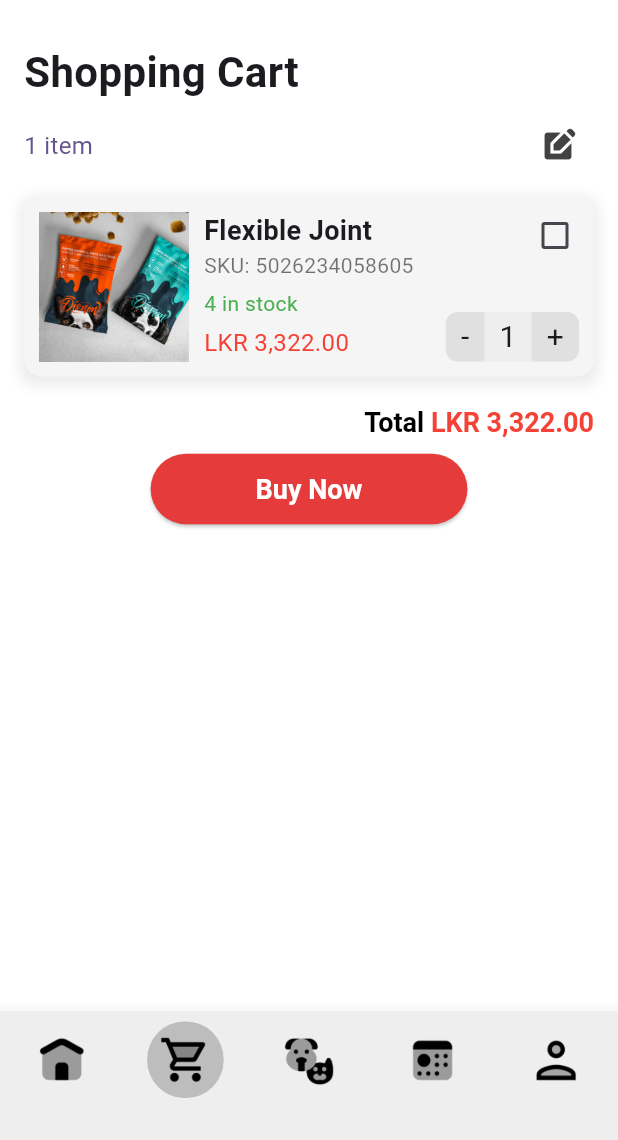
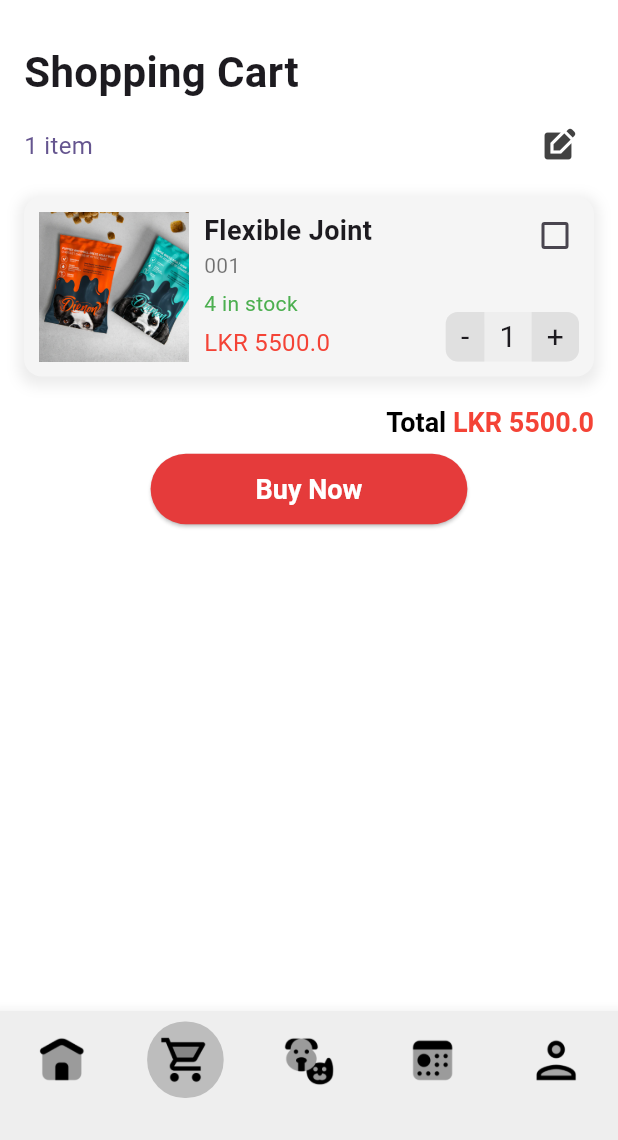
Before and after one commit to Shaliha07/petshop, a Flutter app: the CartPage screen opened directly, on a phone screen of 412 x 824 dp, the part 96-1236 px from its top. Run offline on Flutter 3.47's test engine with Material 3 defaults, Android fonts, the phone set to English and light mode, and no system bars.

Commit message:
Att change done in products_page.dart , itempage, cartPage, checkoutPage,and servicesPage.

```diff
--- a/lib/cart_page.dart
+++ b/lib/cart_page.dart
@@ -13,6 +13,13 @@ class _CartPageState extends State<CartPage> {
   int quantity = 1;
   bool isSelected = false;
   int currentIndex = 1;
+
+  final String imageUrl = 'images/product.jpg';
+  final String productID = '001';
+  final String productName = 'Flexible Joint';
+  int stockQuantity = 4;
+  final double productPrice = 5500.00;
+  final double totalPrice = 5500.00;
 
   @override
   Widget build(BuildContext context) {
@@ -81,7 +88,7 @@ class _CartPageState extends State<CartPage> {
                       mainAxisAlignment: MainAxisAlignment.spaceBetween,
                       children: [
                         Text(
-                          '1 item',
+                          '$quantity item',
                           style: const TextStyle(
                             fontSize: 16,
                             color: Color(0xff65558F),
@@ -115,7 +122,7 @@ class _CartPageState extends State<CartPage> {
                             crossAxisAlignment: CrossAxisAlignment.start,
                             children: [
                               Image.asset(
-                                'images/product.jpg',
+                                imageUrl,
                                 width: 100,
                                 height: 100,
                                 fit: BoxFit.cover,
@@ -126,14 +133,14 @@ class _CartPageState extends State<CartPage> {
                                   crossAxisAlignment: CrossAxisAlignment.start,
                                   children: [
                                     Text(
-                                      'Flexible Joint',
+                                      productName,
                                       style: const TextStyle(
                                         fontSize: 18,
                                         fontWeight: FontWeight.bold,
                                       ),
                                     ),
                                     Text(
-                                      'SKU: 5026234058605',
+                                      productID,
                                       style: const TextStyle(
                                         fontSize: 14,
                                         color: Colors.black54,
@@ -141,7 +148,7 @@ class _CartPageState extends State<CartPage> {
                                     ),
                                     const SizedBox(height: 5),
                                     Text(
-                                      '4 in stock',
+                                      '$stockQuantity in stock',
                                       style: const TextStyle(
                                         fontSize: 14,
                                         color: Colors.green,
@@ -149,7 +156,7 @@ class _CartPageState extends State<CartPage> {
                                     ),
                                     SizedBox(height: 5),
                                     Text(
-                                      'LKR 3,322.00',
+                                      'LKR $productPrice',
                                       style: const TextStyle(
                                         fontSize: 16,
                                         color: Colors.red,
@@ -262,7 +269,7 @@ class _CartPageState extends State<CartPage> {
                                 ),
                               ),
                               TextSpan(
-                                text: 'LKR 3,322.00',
+                                text: 'LKR $totalPrice',
                                 style: const TextStyle(
                                   color: Colors.red,
                                   fontWeight: FontWeight.bold,
```
Also changed, not shown: lib/checkout_page.dart (+19 -9 lines), lib/item_page.dart (+17 -16 lines), lib/products_page.dart (+42 -13 lines), pubspec.yaml (+3 -66 lines).
